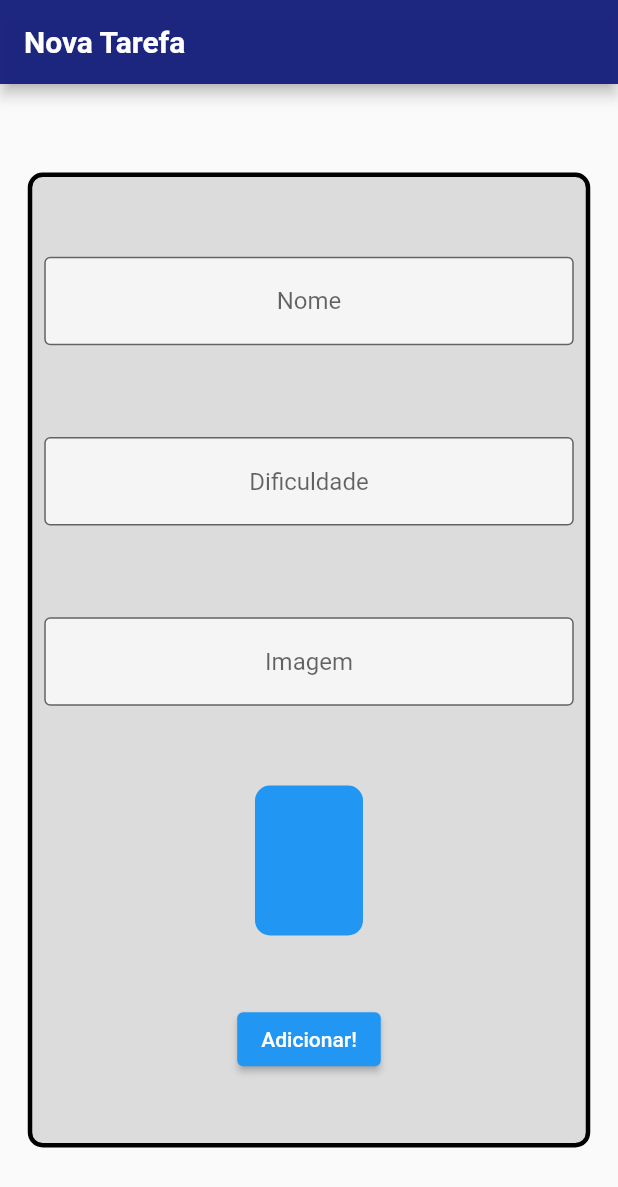
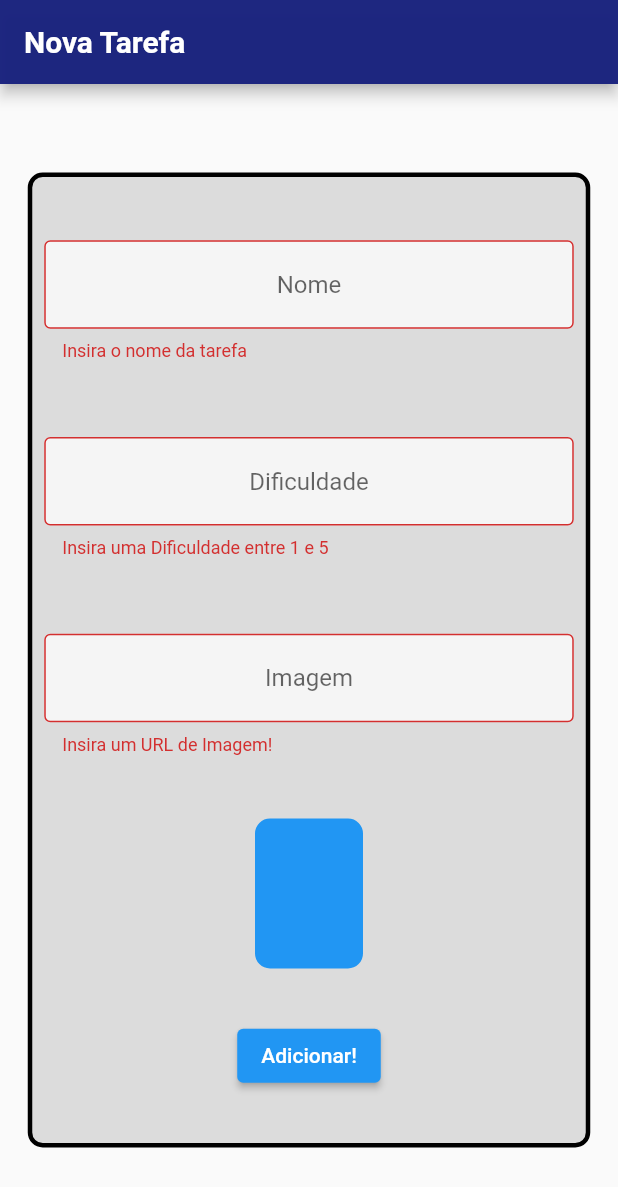
Before and after one commit to harrisonpinchieri/projetoandroid, a Flutter app: the screen it shows after launch, after a tap on "Adicionar!", on a phone screen of 412 x 824 dp. Shown: the top 1187 px of the screen. Run offline on Flutter 3.47's test engine with Material 2 defaults, Android fonts, the phone set to English and light mode, and no system bars; network calls fail.

```diff
--- a/lib/screens/form_screen.dart
+++ b/lib/screens/form_screen.dart
@@ -12,13 +12,17 @@ class _FormScreenState extends State<FormScreen> {
   TextEditingController dificultyController = TextEditingController();
   TextEditingController imageController = TextEditingController();
 
+  final _formkey = GlobalKey<FormState>();
   @override
   Widget build(BuildContext context) {
-    return Scaffold(
+    return Form(
+      key: _formkey,
+      child: Scaffold(
         appBar: AppBar(
           title: const Text('Nova Tarefa'),
         ),
         body: Center(
+          child: SingleChildScrollView(
             child: Container(
                 height: 650,
                 width: 375,
@@ -36,6 +40,12 @@ class _FormScreenState extends State<FormScreen> {
                   Padding(
                     padding: const EdgeInsets.all(8.0),
                     child: TextFormField(
+                      validator: (String? value){
+                        if(value != null && value.isEmpty){
+                          return 'Insira o nome da tarefa';
+                        }
+                        return null;
+                      },
                       controller: nameController,
                       textAlign: TextAlign.center,
                       decoration: InputDecoration(
@@ -49,6 +59,13 @@ class _FormScreenState extends State<FormScreen> {
                   Padding(
                     padding: const EdgeInsets.all(8.0),
                     child: TextFormField(
+                      validator: (value){
+                        if(value!.isEmpty || int.parse(value) > 5 || int.parse(value) < 1){
+                          return 'Insira uma Dificuldade entre 1 e 5';
+                        }
+                        return null;
+                      },
+                      keyboardType: TextInputType.number,
                       controller: dificultyController,
                       textAlign: TextAlign.center,
                       decoration: InputDecoration(
@@ -67,6 +84,13 @@ class _FormScreenState extends State<FormScreen> {
 
                         });
                       } ,
+                      validator: (value){
+                        if(value!.isEmpty){
+                          return 'Insira um URL de Imagem!';
+                        }
+                        return null;
+                      },
+                      keyboardType: TextInputType.url,
                       controller: imageController,
                       textAlign: TextAlign.center,
                       decoration: InputDecoration(
@@ -98,14 +122,18 @@ class _FormScreenState extends State<FormScreen> {
                       )),
                   ElevatedButton(
                     onPressed: () {
+                      if(_formkey.currentState!.validate()) {
                         print(nameController.text);
                         print(int.parse(dificultyController.text));
                         print(imageController.text);
+                      }
                     },
                     child: Text('Adicionar!'),
                   )
                 ])),
           ),
+        ),
+      ),
     );
   }
 }
```
Lines whose indentation alone changed are shown as unchanged.
